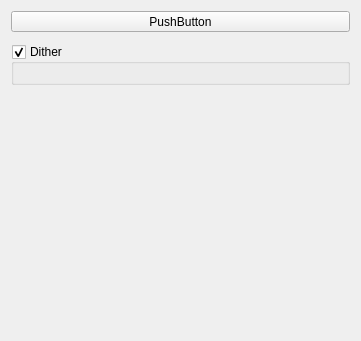
The window that plugins/filters/gradientmap/wdg_gradientmap.ui (KDE/krita) describes before a commit, drawn with Qt 5.
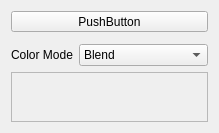
The same window after the commit. The open tabs and pages were chosen to show the change. Custom widgets are drawn as their Qt base class.

Commit message:
Added basic dither functionality from Palettize filter to the Gradient Map filter. Allows dithered blending between stop colours without introducing any new colours which is desirable for pixel art.
Moved dither functionality/ui out of Palettize filter into KisDitherUtil
and KisDitherWidget.

```diff
--- a/plugins/filters/gradientmap/wdg_gradientmap.ui
+++ b/plugins/filters/gradientmap/wdg_gradientmap.ui
@@ -6,15 +6,15 @@
    <rect>
     <x>0</x>
     <y>0</y>
-    <width>361</width>
-    <height>341</height>
+    <width>219</width>
+    <height>133</height>
    </rect>
   </property>
   <property name="windowTitle">
    <string>Gradient Map</string>
   </property>
-  <layout class="QVBoxLayout" name="verticalLayout">
-   <item>
+  <layout class="QFormLayout" name="formLayout">
+   <item row="0" column="0" colspan="2">
     <widget class="KoColorPopupButton" name="btnGradientChooser">
      <property name="sizePolicy">
       <sizepolicy hsizetype="Minimum" vsizetype="Fixed">
@@ -27,49 +27,75 @@
      </property>
     </widget>
    </item>
-   <item>
-    <widget class="KisStopGradientEditor" name="gradientEditor" native="true">
+   <item row="2" column="0">
+    <widget class="QLabel" name="colorModeLabel">
+     <property name="sizePolicy">
+      <sizepolicy hsizetype="Fixed" vsizetype="Preferred">
+       <horstretch>0</horstretch>
+       <verstretch>0</verstretch>
+      </sizepolicy>
+     </property>
+     <property name="text">
+      <string>Color Mode</string>
+     </property>
+     <property name="buddy">
+      <cstring>colorModeComboBox</cstring>
+     </property>
+    </widget>
+   </item>
+   <item row="2" column="1">
+    <widget class="QComboBox" name="colorModeComboBox">
+     <item>
+      <property name="text">
+       <string>Blend</string>
+      </property>
+     </item>
+     <item>
+      <property name="text">
+       <string>Nearest</string>
+      </property>
+     </item>
+     <item>
+      <property name="text">
+       <string>Dither</string>
+      </property>
+     </item>
+    </widget>
+   </item>
+   <item row="4" column="0" colspan="2">
+    <widget class="QStackedWidget" name="colorModeStackedWidget">
      <property name="sizePolicy">
       <sizepolicy hsizetype="Preferred" vsizetype="Preferred">
        <horstretch>0</horstretch>
        <verstretch>0</verstretch>
       </sizepolicy>
      </property>
-     <property name="minimumSize">
-      <size>
-       <width>0</width>
-       <height>0</height>
-      </size>
+     <property name="frameShape">
+      <enum>QFrame::StyledPanel</enum>
      </property>
-    </widget>
-   </item>
-   <item>
-    <widget class="QGroupBox" name="ditherGroupBox">
-     <property name="title">
-      <string>Dither</string>
+     <property name="currentIndex">
+      <number>1</number>
      </property>
-     <property name="checkable">
-      <bool>true</bool>
+     <property name="prefix" stdset="0">
+      <string>Amount:  </string>
      </property>
-     <layout class="QFormLayout" name="formLayout">
-      <item row="0" column="0" colspan="2">
-       <widget class="KisDitherWidget" name="ditherWidget" native="true"/>
-      </item>
-     </layout>
+     <widget class="QWidget" name="blendPage">
+      <layout class="QFormLayout" name="formLayout_7"/>
+     </widget>
+     <widget class="QWidget" name="nearestPage">
+      <layout class="QFormLayout" name="formLayout_6"/>
+     </widget>
+     <widget class="QWidget" name="ditherPage">
+      <layout class="QFormLayout" name="formLayout_5">
+       <item row="0" column="0" colspan="2">
+        <widget class="KisDitherWidget" name="ditherWidget" native="true"/>
+       </item>
+      </layout>
+     </widget>
     </widget>
    </item>
-   <item>
-    <spacer name="verticalSpacer">
-     <property name="orientation">
-      <enum>Qt::Vertical</enum>
-     </property>
-     <property name="sizeHint" stdset="0">
-      <size>
-       <width>20</width>
-       <height>40</height>
-      </size>
-     </property>
-    </spacer>
+   <item row="1" column="0" colspan="2">
+    <widget class="KisStopGradientEditor" name="gradientEditor" native="true"/>
    </item>
   </layout>
  </widget>
```
Left out of the diff: 35 changed lines with no effect on the pictures. The commit also changes 6 other files.
